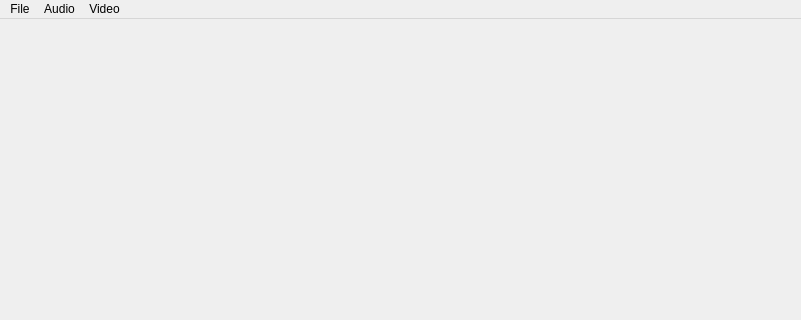
This is Application/media_player/videos.ui in nnwijesuriya/SE-Y03-C-Plus-And-Cross-Platform-Development as Qt 5 draws it before an edit; both pictures show x 0 to 801 and y 0 to 320 of the 801 by 595 pixel window. The edited form follows.
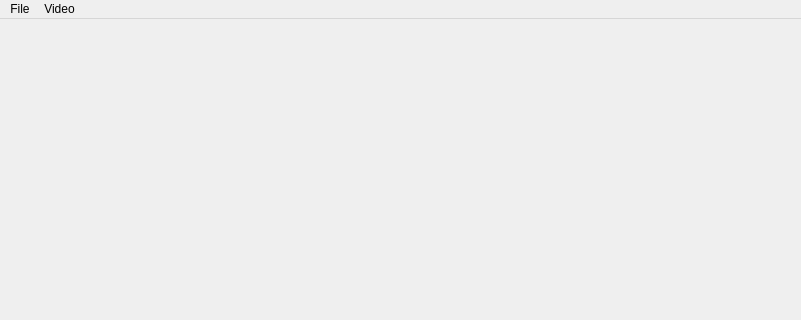
This is the edited form. Icons and pictures are not drawn.

```diff
--- a/Application/media_player/videos.ui
+++ b/Application/media_player/videos.ui
@@ -43,18 +43,12 @@
     </property>
     <addaction name="actionhome"/>
    </widget>
-   <widget class="QMenu" name="menuAudio">
-    <property name="title">
-     <string>Audio</string>
-    </property>
-   </widget>
    <widget class="QMenu" name="menuVideo">
     <property name="title">
      <string>Video</string>
     </property>
    </widget>
    <addaction name="menuFile"/>
-   <addaction name="menuAudio"/>
    <addaction name="menuVideo"/>
   </widget>
   <widget class="QToolBar" name="toolBar">
```
Left out of the diff: 1 changed line with no effect on the pictures.
